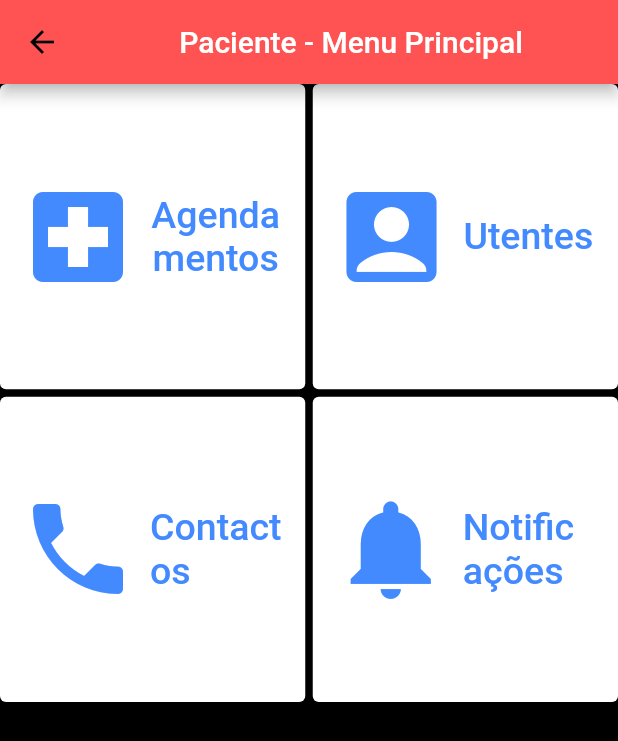
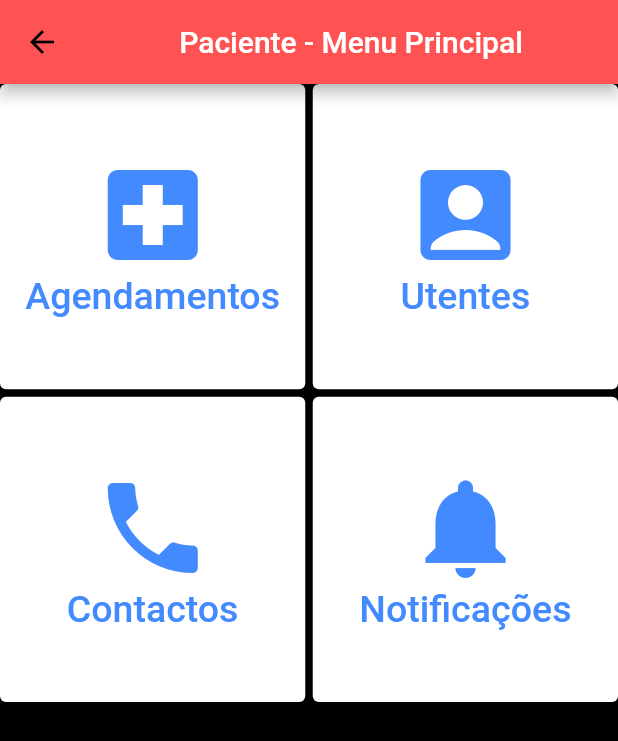
Before and after one commit to laramatos22/ihc_project, a Flutter app: the screen it shows after launch, after a tap on "MAIN - PACIENTES", on a phone screen of 412 x 824 dp. Shown: the top 741 px of the screen. Run offline on Flutter 3.47's test engine with Material 2 defaults, Android fonts, the phone set to English and light mode, and no system bars; our stand-ins replace flutter_image_slideshow.

Commit message:
main_patient text size correction & users.JSON to simulate DB

```diff
--- a/rtd_project/lib/login_page.dart
+++ b/rtd_project/lib/login_page.dart
@@ -31,13 +31,14 @@ class _LoginPageState extends State<LoginPage> {
                     child: Image.asset('assets/images/ambulancia.jpeg')),
               ),
             ),
-
+// #############################################################################
+// ################ INSERT EMAIL & PASSWORD - LOGIN ############################
+// #############################################################################
             SizedBox(
               height: 15,
             ),
 
             Padding(
-              //padding: const EdgeInsets.only(left:15.0,right: 15.0,top:0,bottom: 0),
               padding: EdgeInsets.symmetric(horizontal: 15),
               child: TextField(
                 decoration: InputDecoration(
@@ -47,11 +48,8 @@ class _LoginPageState extends State<LoginPage> {
               ),
             ),
             Padding(
-              padding: const EdgeInsets.only(
-                  left: 15.0, right: 15.0, top: 15, bottom: 0),
-              //padding: EdgeInsets.symmetric(horizontal: 15),
+              padding: const EdgeInsets.only(left: 15.0, right: 15.0, top: 15, bottom: 0),
               child: TextField(
-
                 obscureText: true,
                 decoration: InputDecoration(
                     border: OutlineInputBorder(),
@@ -63,7 +61,9 @@ class _LoginPageState extends State<LoginPage> {
             SizedBox(
               height: 15,
             ),
-
+// #############################################################################
+// ################ NOTIFICATIONS - LOWER RIGHT BUTTON #########################
+// #############################################################################
 
             ElevatedButton(
               onPressed: () {
--- a/rtd_project/lib/patient/main_patient.dart
+++ b/rtd_project/lib/patient/main_patient.dart
@@ -7,7 +7,7 @@ import 'package:rtd_project/patient/schedule_menu.dart';
 // !!!!!!!!!!!!!!!!!!!!!!!!!!!!!!!!!!!!!!!!!!!!!!!!!!!!!!!!!!!!!!!!!!!!!!!!!!!!!
 //
 void main() {
-  int debbug = 1;
+  int debbug = 0;
   if(debbug == 1){
     runApp(MainPatient());
   }
@@ -67,7 +67,7 @@ class _PatientState extends State<MainPatient> with SingleTickerProviderStateMix
 // #############################################################################
 // ################ SCHEDULE - UPPER LEFT BUTTON ###############################
 // #############################################################################
-                    ElevatedButton.icon(
+                    ElevatedButton(
                       onPressed: () {
                         Navigator.push(context, MaterialPageRoute(
                             builder: (context) => ScheduleMainMenu())
@@ -77,49 +77,29 @@ class _PatientState extends State<MainPatient> with SingleTickerProviderStateMix
                         backgroundColor: Colors.white, // ---------------------> Button Color (Background color)
                         foregroundColor: Colors.blueAccent, // --------------------> Text Color  (Foreground color)
                       ),
-                      icon: const Icon(
+                      child: Column(
+                        mainAxisAlignment: MainAxisAlignment.center,
+                        children: [
+                          SizedBox(
+                            height:0.1,
+                          ),
+                          Icon(
                             color: Colors.blueAccent, // ------------------------------> Icon Color
                             Icons.local_hospital,
                             size: 80,
                           ),
-                      label: const Text('Agendamentos', style: TextStyle(fontSize: 25), textAlign: TextAlign.center, ), // ---> Text & its size
+                          FittedBox(
+                            fit: BoxFit.scaleDown,
+                            child:
+                            Text('Agendamentos', style: TextStyle(fontSize: 25),), // -> Text & Size
+                          ),
+                        ],
+                      ),
                     ),
 // #############################################################################
 // ################ PATIENT - UPPER RIGHT BUTTON ###############################
 // #############################################################################
-                    ElevatedButton.icon(
-                      onPressed: () {},
-                      style: ElevatedButton.styleFrom(
-                        backgroundColor: Colors.white, // ---------------------> Button Color (Background color)
-                        foregroundColor: Colors.blueAccent, // --------------------> Text Color  (Foreground color)
-                      ),
-                      icon: const Icon(
-                        color: Colors.blueAccent, // ------------------------------> Icon Color
-                        Icons.account_box,
-                        size: 80,
-                      ),
-                      label: const Text('Utentes', style: TextStyle(fontSize: 25)), // ---> Text & its size
-                    ),
-// #############################################################################
-// ################ CONTACTS - LOWER LEFT BUTTON ###############################
-// #############################################################################
-                    ElevatedButton.icon(
-                      onPressed: () {},
-                      style: ElevatedButton.styleFrom(
-                        backgroundColor: Colors.white, // ---------------------> Button Color (Background color)
-                        foregroundColor: Colors.blueAccent, // --------------------> Text Color  (Foreground color)
-                      ),
-                      icon: const Icon(
-                        color: Colors.blueAccent, // ------------------------------> Icon Color
-                        Icons.phone,
-                        size: 80,
-                      ),
-                      label: const Text('Contactos', style: TextStyle(fontSize: 25)), // ---> Text & its size
-                    ),
-// #############################################################################
-// ################ NOTIFICATIONS - LOWER RIGHT BUTTON #########################
-// #############################################################################
-                    ElevatedButton.icon(
+                    ElevatedButton(
                       onPressed: () {
                         Navigator.push(context, MaterialPageRoute(
                             builder: (context) => Notifications())
@@ -129,12 +109,88 @@ class _PatientState extends State<MainPatient> with SingleTickerProviderStateMix
                         backgroundColor: Colors.white, // ---------------------> Button Color (Background color)
                         foregroundColor: Colors.blueAccent, // --------------------> Text Color  (Foreground color)
                       ),
-                      icon: const Icon(
+                      child: Column(
+                        mainAxisAlignment: MainAxisAlignment.center,
+                        children: [
+                          SizedBox(
+                            height:0.1,
+                          ),
+                          Icon(
+                            color: Colors.blueAccent, // ------------------------------> Icon Color
+                            Icons.account_box,
+                            size: 80,
+                          ),
+                          FittedBox(
+                            fit: BoxFit.scaleDown,
+                            child:
+                            Text('Utentes', style: TextStyle(fontSize: 25),), // -> Text & Size
+                          ),
+                        ],
+                      ),
+                    ),
+// #############################################################################
+// ################ CONTACTS - LOWER LEFT BUTTON ###############################
+// #############################################################################
+                    ElevatedButton(
+                      onPressed: () {
+                        Navigator.push(context, MaterialPageRoute(
+                            builder: (context) => Notifications())
+                        );
+                      },
+                      style: ElevatedButton.styleFrom(
+                        backgroundColor: Colors.white, // ---------------------> Button Color (Background color)
+                        foregroundColor: Colors.blueAccent, // --------------------> Text Color  (Foreground color)
+                      ),
+                      child: Column(
+                        mainAxisAlignment: MainAxisAlignment.center,
+                        children: [
+                          SizedBox(
+                            height:0.1,
+                          ),
+                          Icon(
+                            color: Colors.blueAccent, // ------------------------------> Icon Color
+                            Icons.phone,
+                            size: 80,
+                          ),
+                          FittedBox(
+                            fit: BoxFit.scaleDown,
+                            child:
+                            Text('Contactos', style: TextStyle(fontSize: 25),), // -> Text & Size
+                          ),
+                        ],
+                      ),
+                    ),
+// #############################################################################
+// ################ NOTIFICATIONS - LOWER RIGHT BUTTON #########################
+// #############################################################################
+                    ElevatedButton(
+                      onPressed: () {
+                        Navigator.push(context, MaterialPageRoute(
+                            builder: (context) => Notifications())
+                        );
+                      },
+                      style: ElevatedButton.styleFrom(
+                        backgroundColor: Colors.white, // ---------------------> Button Color (Background color)
+                        foregroundColor: Colors.blueAccent, // --------------------> Text Color  (Foreground color)
+                      ),
+                      child: Column(
+                        mainAxisAlignment: MainAxisAlignment.center,
+                        children: [
+                          SizedBox(
+                            height:0.1,
+                          ),
+                          Icon(
                             color: Colors.blueAccent, // ------------------------------> Icon Color
                             Icons.notifications,
                             size: 80,
                           ),
-                      label: const Text('Notificações', style: TextStyle(fontSize: 25)), // ---> Text & size
+                          FittedBox(
+                            fit: BoxFit.scaleDown,
+                            child:
+                            Text('Notificações', style: TextStyle(fontSize: 25),), // -> Text & Size
+                          ),
+                        ],
+                      ),
                     ),
                   ],
                 ),
```
Also changed, not shown: rtd_project/assets/files/users.json (added, +39 -0 lines). Lines whose indentation alone changed are shown as unchanged.
